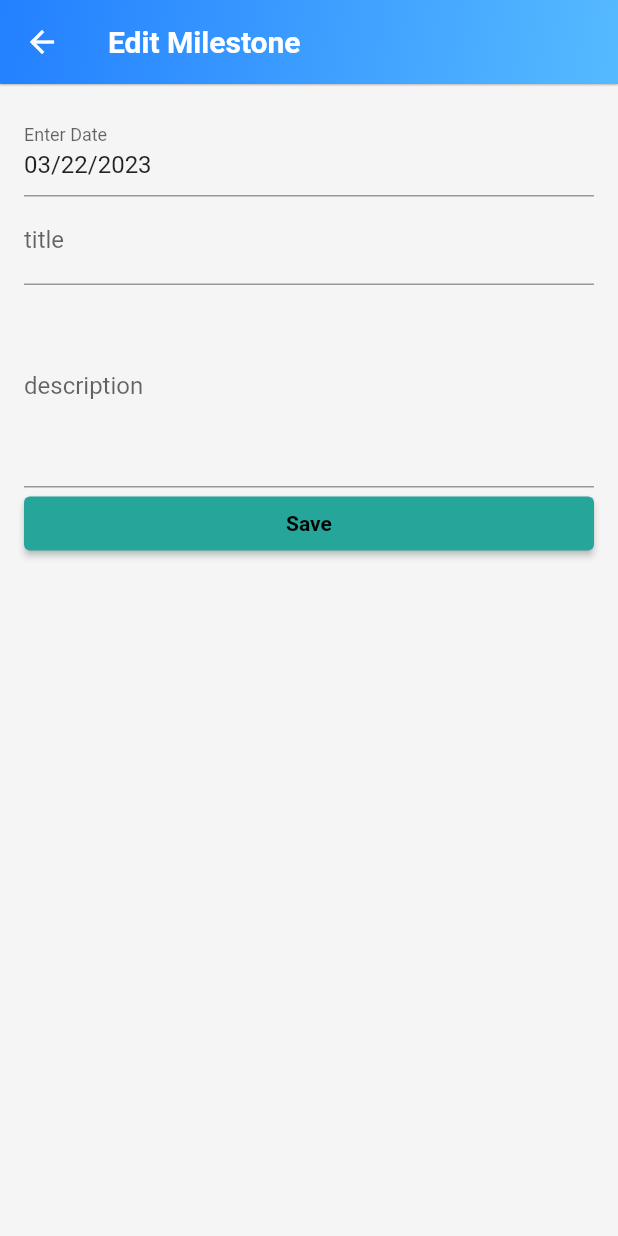
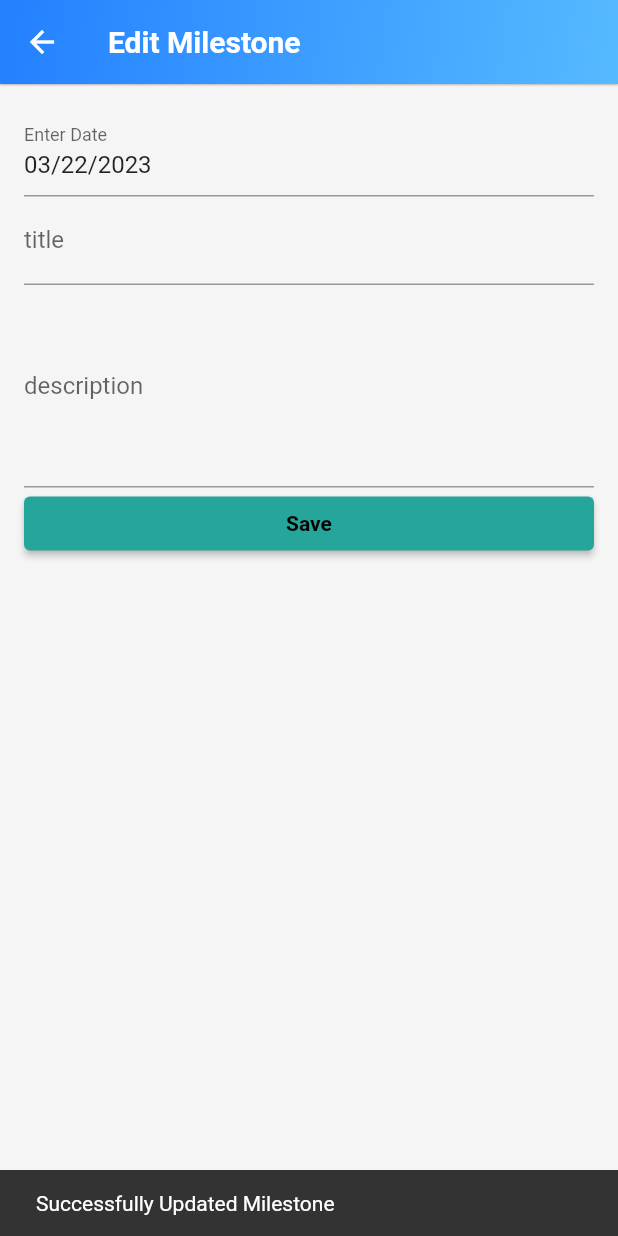
Before and after one commit to PraveenRoshane/Fitness-Tracker-App, a Flutter app: the EditProgressCalendar screen opened directly with empty values, after a tap on "Save", on a phone screen of 412 x 824 dp. Run offline on Flutter 3.47's test engine with Material 2 defaults, Android fonts, the phone set to English and light mode, and no system bars; our stand-ins replace cloud_firestore, firebase_auth, firebase_core, flutter_svg, font_awesome_flutter, hexcolor and 2 more; accounts and stored records are empty.

Commit message:
calendar snack bar

```diff
--- a/lib/screens/progress_tracker/progress_calendar/add_progress_calendar.dart
+++ b/lib/screens/progress_tracker/progress_calendar/add_progress_calendar.dart
@@ -83,6 +83,8 @@ class _AddProgressCalendarState extends State<AddProgressCalendar> {
           ElevatedButton(
             onPressed: () {
               _addEvent();
+              ScaffoldMessenger.of(context).showSnackBar(
+                  SnackBar(content: Text("Successfully Added Milestone")));
             },
             style: ElevatedButton.styleFrom(
               primary: Colors.teal.shade400,
--- a/lib/screens/progress_tracker/progress_calendar/edit_progress_calendar.dart
+++ b/lib/screens/progress_tracker/progress_calendar/edit_progress_calendar.dart
@@ -86,7 +86,9 @@ class _EditProgressCalendarState extends State<EditProgressCalendar> {
           ),
           ElevatedButton(
             onPressed: () {
-              _addEvent();
+              _editEvent();
+              ScaffoldMessenger.of(context).showSnackBar(
+                  SnackBar(content: Text("Successfully Updated Milestone")));
             },
             style: ElevatedButton.styleFrom(
               primary: Colors.teal.shade400,
@@ -101,7 +103,7 @@ class _EditProgressCalendarState extends State<EditProgressCalendar> {
     );
   }
 
-  void _addEvent() async {
+  void _editEvent() async {
     final title = _titleController.text;
     final description = _descController.text;
     if (title.isEmpty) {
--- a/lib/screens/progress_tracker/progress_calendar/progress_calendar_home.dart
+++ b/lib/screens/progress_tracker/progress_calendar/progress_calendar_home.dart
@@ -263,7 +263,7 @@ class _CalendarHomePageState extends State<CalendarHomePage> {
                   final delete = await showDialog<bool>(
                     context: context,
                     builder: (_) => AlertDialog(
-                      title: const Text("Delete Event?"),
+                      title: const Text("Delete Milestone?"),
                       content: const Text("Are you sure you want to delete?"),
                       actions: [
                         TextButton(
--- a/lib/screens/progress_tracker/progress_home.dart
+++ b/lib/screens/progress_tracker/progress_home.dart
@@ -288,8 +288,8 @@ class ProgressHomePage extends StatelessWidget {
                                     final delete = await showDialog<bool>(
                                         context: context,
                                         builder: (context) => AlertDialog(
-                                              title:
-                                                  const Text("Delete Event?"),
+                                              title: const Text(
+                                                  "Delete Progress Record?"),
                                               content: const Text(
                                                   "Are you sure you want to delete?"),
                                               actions: [
--- a/lib/screens/progress_tracker/update_progress.dart
+++ b/lib/screens/progress_tracker/update_progress.dart
@@ -79,8 +79,7 @@ class UpdateGoal extends StatelessWidget {
                             .update(updatedworkout.toJson())
                             .whenComplete(() {
                           ScaffoldMessenger.of(context).showSnackBar(SnackBar(
-                              content:
-                                  Text("Successfully Updated Progress Goal")));
+                              content: Text("Successfully Updated Progress!")));
                           Navigator.pushReplacement(
                               context,
                               MaterialPageRoute(
```
